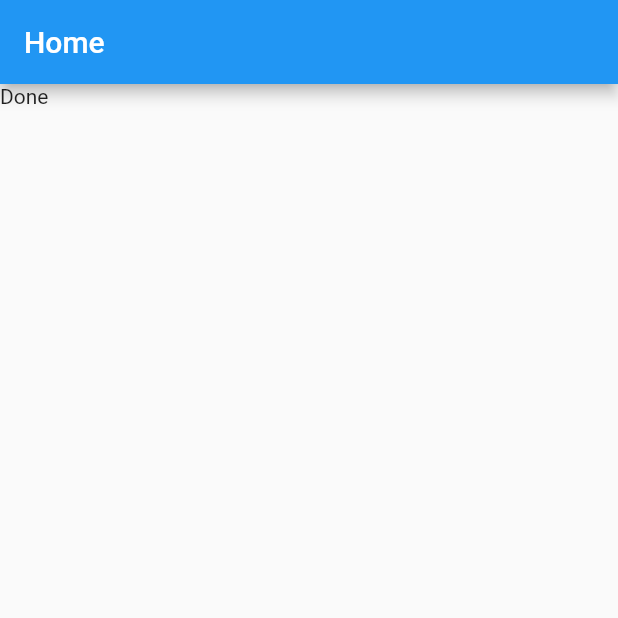
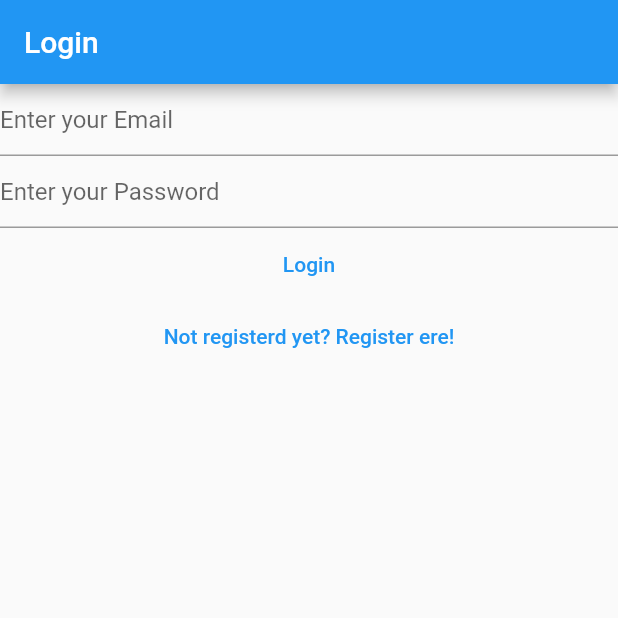
Before and after one commit to nitin-787/uni-notes, a Flutter app: the screen it shows after launch, on a phone screen of 412 x 824 dp, the top half of it. Run offline on Flutter 3.47's test engine with Material 2 defaults, Android fonts, the phone set to English and light mode, and no system bars; our stand-ins replace firebase_auth, firebase_core; accounts and stored records are empty.

Commit message:
Added login and Register Screen and Verify email screen as well

```diff
--- a/lib/main.dart
+++ b/lib/main.dart
@@ -2,6 +2,9 @@ import 'package:firebase_auth/firebase_auth.dart';
 import 'package:firebase_core/firebase_core.dart';
 import 'package:flutter/material.dart';
 import 'package:mynotes/firebase_options.dart';
+import 'package:mynotes/views/login_view.dart';
+import 'package:mynotes/views/register_view.dart';
+import 'package:mynotes/views/verify_email_view.dart';
 
 void main() {
   WidgetsFlutterBinding.ensureInitialized();
@@ -12,6 +15,10 @@ void main() {
         primarySwatch: Colors.blue,
       ),
       home: const HomePage(),
+      routes: {
+        '/login/': (context) => const LoginView(),
+        '/register/': (context) => const RegisterView(),
+      },
     ),
   );
 }
@@ -21,11 +28,7 @@ class HomePage extends StatelessWidget {
 
   @override
   Widget build(BuildContext context) {
-    return Scaffold(
-      appBar: AppBar(
-        title: const Text('Home'),
-      ),
-      body: FutureBuilder(
+    return FutureBuilder(
       future: Firebase.initializeApp(
         options: DefaultFirebaseOptions.currentPlatform,
       ),
@@ -33,10 +36,14 @@ class HomePage extends StatelessWidget {
         switch (snapshot.connectionState) {
           case ConnectionState.done:
             final user = FirebaseAuth.instance.currentUser;
-              if (user?.emailVerified ?? false) {
-                print('Email verified');
+            if (user != null) {
+              if (user.emailVerified) {
+                print("Email is verified");
               } else {
-                print('Email not verified');
+                return const VerifyEmailView();
+              }
+            } else {
+              return const LoginView();
             }
             return const Text("Done");
           default:
@@ -45,7 +52,6 @@ class HomePage extends StatelessWidget {
             );
         }
       },
-      ),
     );
   }
 }
--- /dev/null
+++ b/lib/views/login_view.dart
@@ -0,0 +1,86 @@
+import 'package:firebase_auth/firebase_auth.dart';
+import 'package:flutter/material.dart';
+
+class LoginView extends StatefulWidget {
+  const LoginView({Key? key}) : super(key: key);
+
+  @override
+  State<LoginView> createState() => _LoginViewState();
+}
+
+class _LoginViewState extends State<LoginView> {
+  late final TextEditingController _email;
+  late final TextEditingController _password;
+
+  @override
+  void initState() {
+    _email = TextEditingController();
+    _password = TextEditingController();
+    super.initState();
+  }
+
+  @override
+  void dispose() {
+    _email.dispose();
+    _password.dispose();
+    super.dispose();
+  }
+
+  @override
+  Widget build(BuildContext context) {
+    return Scaffold(
+      appBar: AppBar(
+        title: const Text('Login'),
+      ),
+      body: Column(
+        children: [
+          TextField(
+            controller: _email,
+            enableSuggestions: false,
+            autocorrect: false,
+            keyboardType: TextInputType.emailAddress,
+            decoration: const InputDecoration(
+              hintText: 'Enter your Email',
+            ),
+          ),
+          TextField(
+            controller: _password,
+            obscureText: true,
+            enableSuggestions: false,
+            autocorrect: false,
+            decoration: const InputDecoration(
+              hintText: 'Enter your Password',
+            ),
+          ),
+          TextButton(
+            onPressed: () async {
+              final email = _email.text;
+              final password = _password.text;
+              try {
+                final userCredential = await FirebaseAuth.instance
+                    .signInWithEmailAndPassword(
+                        email: email, password: password);
+              } on FirebaseAuthException catch (e) {
+                if (e.code == 'user-not-found') {
+                  print('User not found');
+                } else if (e.code == 'wrong-password') {
+                  print('Wrong password');
+                }
+              }
+            },
+            child: const Text('Login'),
+          ),
+          TextButton(
+            child: const Text('Not registerd yet? Register ere!'),
+            onPressed: () {
+              Navigator.of(context).pushNamedAndRemoveUntil(
+                '/register/',
+                (route) => false,
+              );
+            },
+          )
+        ],
+      ),
+    );
+  }
+}
--- /dev/null
+++ b/lib/views/register_view.dart
@@ -0,0 +1,90 @@
+import 'package:firebase_auth/firebase_auth.dart';
+import 'package:flutter/material.dart';
+
+class RegisterView extends StatefulWidget {
+  const RegisterView({Key? key}) : super(key: key);
+
+  @override
+  State<RegisterView> createState() => _RegisterViewState();
+}
+
+class _RegisterViewState extends State<RegisterView> {
+  late final TextEditingController _email;
+  late final TextEditingController _password;
+
+  @override
+  void initState() {
+    _email = TextEditingController();
+    _password = TextEditingController();
+    super.initState();
+  }
+
+  @override
+  void dispose() {
+    _email.dispose();
+    _password.dispose();
+    super.dispose();
+  }
+
+  @override
+  Widget build(BuildContext context) {
+    return Scaffold(
+      appBar: AppBar(
+        title: const Text('Register'),
+      ),
+      body: Column(
+        children: [
+          TextField(
+            controller: _email,
+            enableSuggestions: false,
+            autocorrect: false,
+            keyboardType: TextInputType.emailAddress,
+            decoration: const InputDecoration(
+              hintText: 'Enter your Email',
+            ),
+          ),
+          TextField(
+            controller: _password,
+            obscureText: true,
+            enableSuggestions: false,
+            autocorrect: false,
+            decoration: const InputDecoration(
+              hintText: 'Enter your Password',
+            ),
+          ),
+          TextButton(
+            onPressed: () async {
+              final email = _email.text;
+              final password = _password.text;
+              try {
+                final userCredential = await FirebaseAuth.instance
+                    .createUserWithEmailAndPassword(
+                        email: email, password: password);
+              } on FirebaseAuthException catch (e) {
+                if (e.code == 'weak-password') {
+                  print('The password is too weak.');
+                } else if (e.code == 'email-already-in-use') {
+                  print('The email address is already in use.');
+                } else if (e.code == 'invalid-email') {
+                  print('The email address is badly formatted.');
+                } else if (e.code == 'operation-not-allowed') {
+                  print('The email address is not allowed.');
+                }
+              }
+            },
+            child: const Text('Register'),
+          ),
+          TextButton(
+            child: const Text('Already registerd yet? Login here!'),
+            onPressed: () {
+              Navigator.of(context).pushNamedAndRemoveUntil(
+                '/login/',
+                (route) => false,
+              );
+            },
+          )
+        ],
+      ),
+    );
+  }
+}
```
Also changed, not shown: lib/views/verify_email_view.dart (added, +32 -0 lines), 1 other file. Lines whose indentation alone changed are shown as unchanged.
